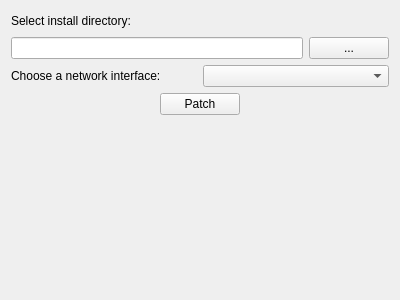
Old version of the form src/widget.ui in the repository halvors/FC2MPPatcher.
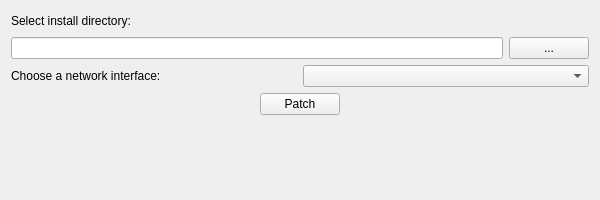
New version of the form.

Diff of the .ui file:
```diff
--- a/src/widget.ui
+++ b/src/widget.ui
@@ -6,8 +6,8 @@
    <rect>
     <x>0</x>
     <y>0</y>
-    <width>400</width>
-    <height>300</height>
+    <width>600</width>
+    <height>200</height>
    </rect>
   </property>
   <property name="windowTitle">
```
Left out of the diff: 10 changed lines with no effect on the pictures.
